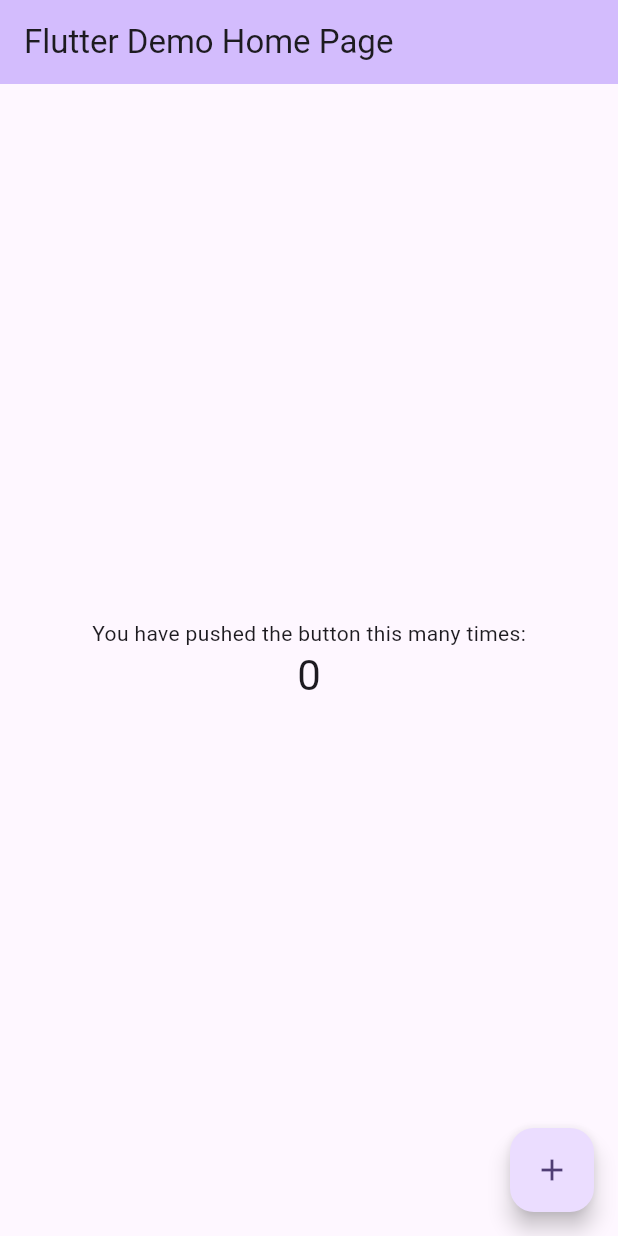
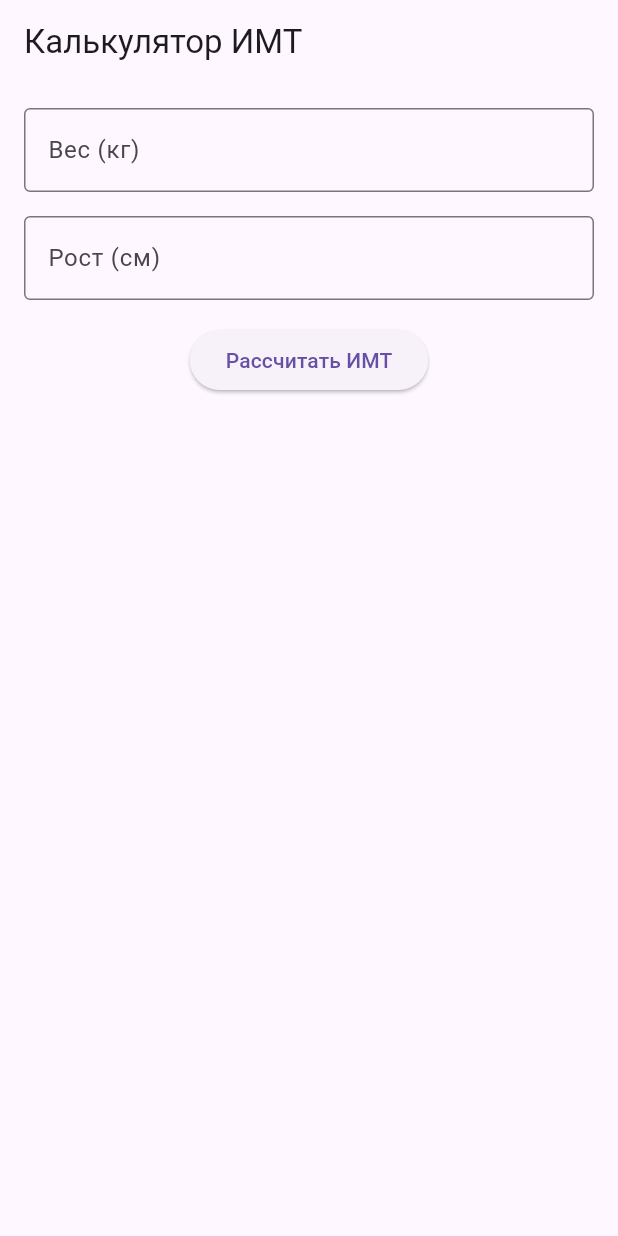
Before and after one commit to ferZyx/flutter-lessons, a Flutter app: the screen it shows after launch, on a phone screen of 412 x 824 dp. Run offline on Flutter 3.47's test engine with Material 3 defaults, Android fonts, the phone set to English and light mode, and no system bars.

```diff
--- a/lib/main.dart
+++ b/lib/main.dart
@@ -1,125 +1,105 @@
 import 'package:flutter/material.dart';
 
-void main() {
-  runApp(const MyApp());
-}
+void main() => runApp(const BMICalculatorApp());
 
-class MyApp extends StatelessWidget {
-  const MyApp({super.key});
+class BMICalculatorApp extends StatelessWidget {
+  const BMICalculatorApp({super.key});
 
-  // This widget is the root of your application.
   @override
   Widget build(BuildContext context) {
-    return MaterialApp(
-      title: 'Flutter Demo',
-      theme: ThemeData(
-        // This is the theme of your application.
-        //
-        // TRY THIS: Try running your application with "flutter run". You'll see
-        // the application has a purple toolbar. Then, without quitting the app,
-        // try changing the seedColor in the colorScheme below to Colors.green
-        // and then invoke "hot reload" (save your changes or press the "hot
-        // reload" button in a Flutter-supported IDE, or press "r" if you used
-        // the command line to start the app).
-        //
-        // Notice that the counter didn't reset back to zero; the application
-        // state is not lost during the reload. To reset the state, use hot
-        // restart instead.
-        //
-        // This works for code too, not just values: Most code changes can be
-        // tested with just a hot reload.
-        colorScheme: ColorScheme.fromSeed(seedColor: Colors.deepPurple),
-        useMaterial3: true,
-      ),
-      home: const MyHomePage(title: 'Flutter Demo Home Page'),
+    return const MaterialApp(
+      home: BMICalculatorScreen(),
     );
   }
 }
 
-class MyHomePage extends StatefulWidget {
-  const MyHomePage({super.key, required this.title});
-
-  // This widget is the home page of your application. It is stateful, meaning
-  // that it has a State object (defined below) that contains fields that affect
-  // how it looks.
-
-  // This class is the configuration for the state. It holds the values (in this
-  // case the title) provided by the parent (in this case the App widget) and
-  // used by the build method of the State. Fields in a Widget subclass are
-  // always marked "final".
-
-  final String title;
+class BMICalculatorScreen extends StatefulWidget {
+  const BMICalculatorScreen({super.key});
 
   @override
-  State<MyHomePage> createState() => _MyHomePageState();
+  State<BMICalculatorScreen> createState() => _BMICalculatorScreenState();
 }
 
-class _MyHomePageState extends State<MyHomePage> {
-  int _counter = 0;
+class _BMICalculatorScreenState extends State<BMICalculatorScreen> {
+  final TextEditingController weightController = TextEditingController();
+  final TextEditingController heightController = TextEditingController();
 
-  void _incrementCounter() {
+  String result = "";
+
+  void calculateBMI() {
+    double weight = double.parse(
+        weightController.text);
+    double height =
+        double.parse(heightController.text) / 100;
+
+    double bmi = weight / (height * height);
+
+    String bmiCategory = "";
+    if (bmi < 16) {
+      bmiCategory = "Острый дефицит массы";
+    } else if (bmi >= 16 && bmi <= 18.5) {
+      bmiCategory = "Недостаточная масса тела";
+    } else if (bmi > 18.5 && bmi <= 25) {
+      bmiCategory = "Норма";
+    } else if (bmi > 25 && bmi <= 30) {
+      bmiCategory = "Избыточная масса тела";
+    } else if (bmi > 30 && bmi <= 35) {
+      bmiCategory = "Ожирение первой степени";
+    } else if (bmi > 35 && bmi <= 40) {
+      bmiCategory = "Ожирение второй степени";
+    } else if (bmi > 40) {
+      bmiCategory = "Ожирение третьей степени";
+    }
+
     setState(() {
-      // This call to setState tells the Flutter framework that something has
-      // changed in this State, which causes it to rerun the build method below
-      // so that the display can reflect the updated values. If we changed
-      // _counter without calling setState(), then the build method would not be
-      // called again, and so nothing would appear to happen.
-      _counter++;
+      result = "Ваш ИМТ: ${bmi.toStringAsFixed(1)} ($bmiCategory)";
     });
   }
 
   @override
   Widget build(BuildContext context) {
-    // This method is rerun every time setState is called, for instance as done
-    // by the _incrementCounter method above.
-    //
-    // The Flutter framework has been optimized to make rerunning build methods
-    // fast, so that you can just rebuild anything that needs updating rather
-    // than having to individually change instances of widgets.
     return Scaffold(
       appBar: AppBar(
-        // TRY THIS: Try changing the color here to a specific color (to
-        // Colors.amber, perhaps?) and trigger a hot reload to see the AppBar
-        // change color while the other colors stay the same.
-        backgroundColor: Theme.of(context).colorScheme.inversePrimary,
-        // Here we take the value from the MyHomePage object that was created by
-        // the App.build method, and use it to set our appbar title.
-        title: Text(widget.title),
+        title: const Text('Калькулятор ИМТ'),
       ),
-      body: Center(
-        // Center is a layout widget. It takes a single child and positions it
-        // in the middle of the parent.
+      body: Padding(
+        padding: const EdgeInsets.all(16.0),
         child: Column(
-          // Column is also a layout widget. It takes a list of children and
-          // arranges them vertically. By default, it sizes itself to fit its
-          // children horizontally, and tries to be as tall as its parent.
-          //
-          // Column has various properties to control how it sizes itself and
-          // how it positions its children. Here we use mainAxisAlignment to
-          // center the children vertically; the main axis here is the vertical
-          // axis because Columns are vertical (the cross axis would be
-          // horizontal).
-          //
-          // TRY THIS: Invoke "debug painting" (choose the "Toggle Debug Paint"
-          // action in the IDE, or press "p" in the console), to see the
-          // wireframe for each widget.
-          mainAxisAlignment: MainAxisAlignment.center,
-          children: <Widget>[
-            const Text(
-              'You have pushed the button this many times:',
+          children: [
+            TextField(
+              controller: weightController,
+              decoration: const InputDecoration(
+                labelText: 'Вес (кг)',
+                border: OutlineInputBorder(),
+              ),
+              keyboardType: TextInputType.number,
             ),
+            const SizedBox(height: 16),
+
+            TextField(
+              controller: heightController,
+              decoration: const InputDecoration(
+                labelText: 'Рост (см)',
+                border: OutlineInputBorder(),
+              ),
+              keyboardType: TextInputType.number,
+            ),
+            const SizedBox(height: 16),
+
+            ElevatedButton(
+              onPressed: calculateBMI,
+              child: const Text('Рассчитать ИМТ'),
+            ),
+            const SizedBox(height: 16),
+
             Text(
-              '$_counter',
-              style: Theme.of(context).textTheme.headlineMedium,
+              result,
+              style: const TextStyle(fontSize: 20),
+              textAlign: TextAlign.center,
             ),
           ],
         ),
       ),
-      floatingActionButton: FloatingActionButton(
-        onPressed: _incrementCounter,
-        tooltip: 'Increment',
-        child: const Icon(Icons.add),
-      ), // This trailing comma makes auto-formatting nicer for build methods.
     );
   }
 }
```
